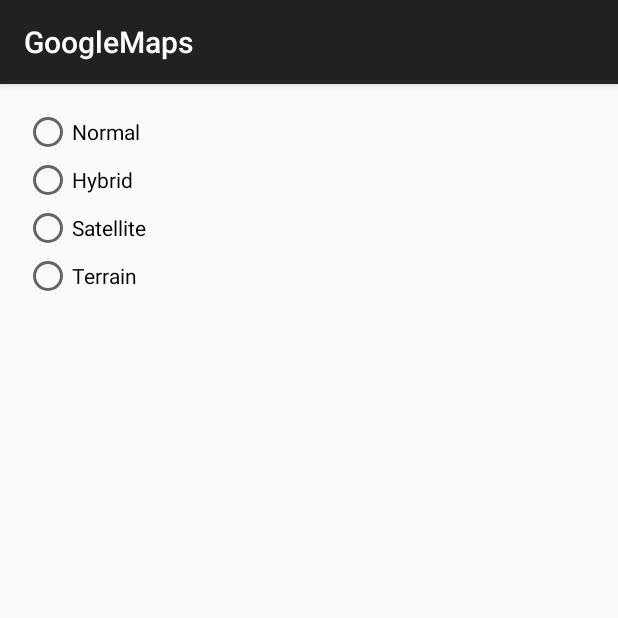
After one commit to aclima93/Computacao_Movel, an Android app: the MapOptions screen opened directly, with no data from a screen before it, on a phone screen of 412 x 824 dp, the top half of it. The commit adds this screen. Run offline under Robolectric (Android 15) with nearby library versions, the light colour scheme and no system bars.

Commit message:
Added the MapOptions - RadioButton; Added the onMapTouchListener; Added the Geocoder stuff (to get the address);

```diff
--- a/jtmnf/GoogleMaps/app/src/main/AndroidManifest.xml
+++ b/jtmnf/GoogleMaps/app/src/main/AndroidManifest.xml
@@ -34,6 +34,8 @@
                 <category android:name="android.intent.category.LAUNCHER" />
             </intent-filter>
         </activity>
+        <activity android:name=".MapOptions" >
+        </activity>
     </application>
 
 </manifest>
--- /dev/null
+++ b/jtmnf/GoogleMaps/app/src/main/res/layout/activity_map_options.xml
@@ -0,0 +1,59 @@
+<?xml version="1.0" encoding="utf-8"?>
+<RelativeLayout xmlns:android="http://schemas.android.com/apk/res/android"
+    xmlns:tools="http://schemas.android.com/tools"
+    android:layout_width="match_parent"
+    android:layout_height="match_parent"
+    android:paddingBottom="@dimen/activity_vertical_margin"
+    android:paddingLeft="@dimen/activity_horizontal_margin"
+    android:paddingRight="@dimen/activity_horizontal_margin"
+    android:paddingTop="@dimen/activity_vertical_margin"
+    tools:context="com.jtmnf.googlemaps.MapOptions">
+
+    <RadioGroup xmlns:android="http://schemas.android.com/apk/res/android"
+        android:layout_width="fill_parent"
+        android:layout_height="wrap_content"
+        android:orientation="vertical">
+
+        <RadioButton
+            android:id="@+id/radioButton"
+            android:layout_width="wrap_content"
+            android:layout_height="wrap_content"
+            android:layout_alignParentLeft="true"
+            android:layout_alignParentStart="true"
+            android:layout_alignParentTop="true"
+            android:onClick="changeMapTypeNormal"
+            android:checked="false"
+            android:text="@string/normalMap" />
+
+        <RadioButton
+            android:id="@+id/radioButton2"
+            android:layout_width="wrap_content"
+            android:layout_height="wrap_content"
+            android:layout_alignParentLeft="true"
+            android:layout_alignParentStart="true"
+            android:onClick="changeMapTypeHybrid"
+            android:layout_below="@+id/radioButton"
+            android:text="@string/hybridMap" />
+
+        <RadioButton
+            android:id="@+id/radioButton3"
+            android:layout_width="wrap_content"
+            android:layout_height="wrap_content"
+            android:layout_alignParentLeft="true"
+            android:layout_alignParentStart="true"
+            android:onClick="changeMapTypeSatellite"
+            android:layout_below="@+id/radioButton4"
+            android:text="@string/satelliteMap" />
+
+        <RadioButton
+            android:id="@+id/radioButton4"
+            android:layout_width="wrap_content"
+            android:layout_height="wrap_content"
+            android:layout_alignParentLeft="true"
+            android:layout_alignParentStart="true"
+            android:onClick="changeMapTypeTerrain"
+            android:layout_below="@+id/radioButton2"
+            android:text="@string/terrainMap" />
+    </RadioGroup>
+
+</RelativeLayout>
--- /dev/null
+++ b/jtmnf/GoogleMaps/app/src/main/res/values-w820dp/dimens.xml
@@ -0,0 +1,6 @@
+<resources>
+    <!-- Example customization of dimensions originally defined in res/values/dimens.xml
+         (such as screen margins) for screens with more than 820dp of available width. This
+         would include 7" and 10" devices in landscape (~960dp and ~1280dp respectively). -->
+    <dimen name="activity_horizontal_margin">64dp</dimen>
+</resources>
--- /dev/null
+++ b/jtmnf/GoogleMaps/app/src/main/res/values/dimens.xml
@@ -0,0 +1,5 @@
+<resources>
+    <!-- Default screen margins, per the Android Design guidelines. -->
+    <dimen name="activity_horizontal_margin">16dp</dimen>
+    <dimen name="activity_vertical_margin">16dp</dimen>
+</resources>
--- a/jtmnf/GoogleMaps/app/src/main/res/values/strings.xml
+++ b/jtmnf/GoogleMaps/app/src/main/res/values/strings.xml
@@ -1,4 +1,10 @@
 <resources>
     <string name="app_name">GoogleMaps</string>
     <string name="title_activity_maps">Map</string>
+
+    <string name="action_map_settings">Settings</string>
+    <string name="terrainMap">Terrain</string>
+    <string name="satelliteMap">Satellite</string>
+    <string name="normalMap">Normal</string>
+    <string name="hybridMap">Hybrid</string>
 </resources>
```
Also changed, not shown: jtmnf/GoogleMaps/app/src/main/java/com/jtmnf/googlemaps/MapOptions.java (added, +65 -0 lines), jtmnf/GoogleMaps/app/src/main/java/com/jtmnf/googlemaps/MapsActivity.java (+95 -45 lines), jtmnf/GoogleMaps/app/src/main/res/menu/maps_activity_actions.xml (added, +8 -0 lines), jtmnf/GoogleMaps/app/src/main/res/drawable/hybrid.png (added), jtmnf/GoogleMaps/app/src/main/res/drawable/normal.png (added), jtmnf/GoogleMaps/app/src/main/res/drawable/satellite.png (added), jtmnf/GoogleMaps/app/src/main/res/drawable/terrain.png (added).
